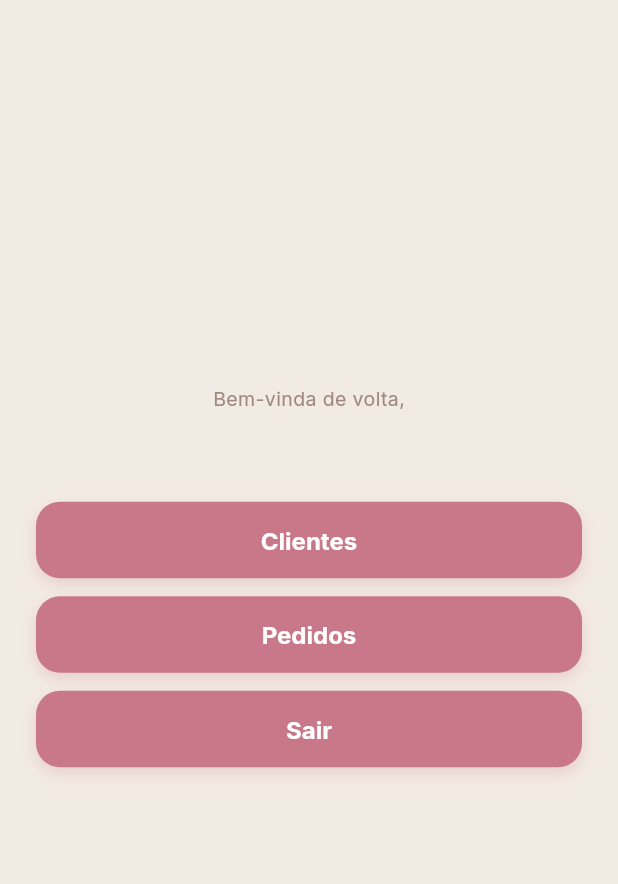
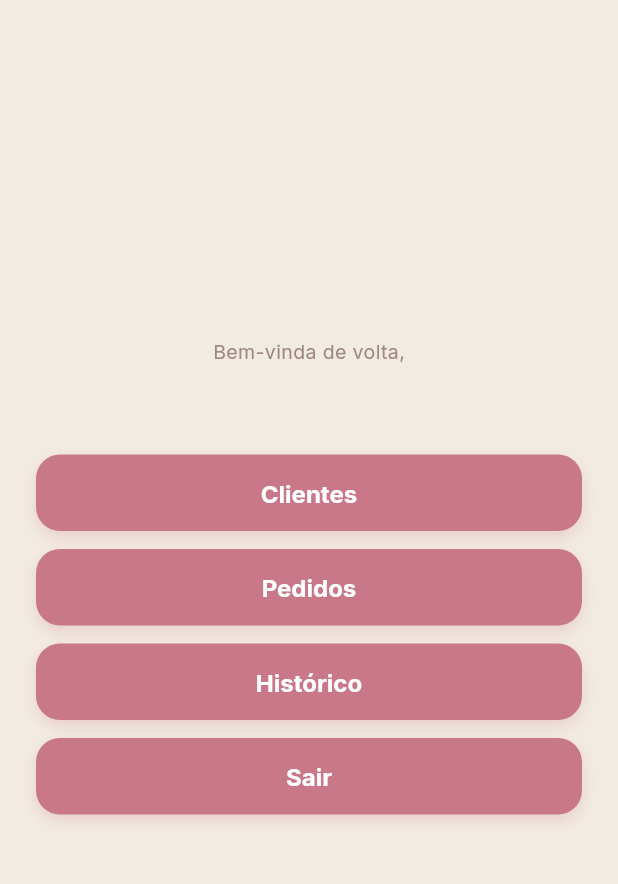
Before and after one commit to diegoruan/PEX-gestao-costura, a Flutter app: the screen it shows once a user with an empty profile is signed in, on a phone screen of 412 x 824 dp, the part 84-968 px from its top. Run offline on Flutter 3.47's test engine with Material 3 defaults, Android fonts, the light colour scheme and no system bars; our stand-ins replace bloc_concurrency, cloud_firestore, equatable, firebase_auth, firebase_core, flutter_bloc and 4 more; accounts and stored records are empty; generated files the repository leaves out were written again.

Commit message:
feat(historico): rota /historico e botão na home

```diff
--- a/lib/core/routes/app_routes.dart
+++ b/lib/core/routes/app_routes.dart
@@ -16,6 +16,8 @@ abstract final class AppRoutes {
   static const pedidoNovo = 'pedido-novo';
   static const pedidoDetalhe = 'pedido-detalhe';
   static const pedidoEditar = 'pedido-editar';
+
+  static const historico = 'historico';
 
   static const splashPath = '/splash';
   static const loginPath = '/login';
@@ -36,6 +38,9 @@ abstract final class AppRoutes {
   static const pedidoDetalhePath = ':$paramId';
   static const pedidoEditarPath = 'editar';
 
+  /// Só a lista: o Figma não tem tela de detalhe do histórico.
+  static const historicoPath = '/historico';
+
   /// Uso: `context.pushNamed(AppRoutes.clienteDetalhe,
   /// pathParameters: {AppRoutes.paramId: cliente.id})`.
   static const paramId = 'id';
--- a/lib/features/home/presentation/home_page.dart
+++ b/lib/features/home/presentation/home_page.dart
@@ -44,6 +44,11 @@ class HomePage extends StatelessWidget {
             ),
             const SizedBox(height: AppSpacing.md),
             BotaoPrimario(
+              texto: 'Histórico',
+              onPressed: () => context.pushNamed(AppRoutes.historico),
+            ),
+            const SizedBox(height: AppSpacing.md),
+            BotaoPrimario(
               texto: 'Sair',
               onPressed: () =>
                   context.read<AuthBloc>().add(const AuthLogoutSolicitado()),
```
Also changed, not shown: lib/core/routes/app_router.dart (+18 -0 lines).
